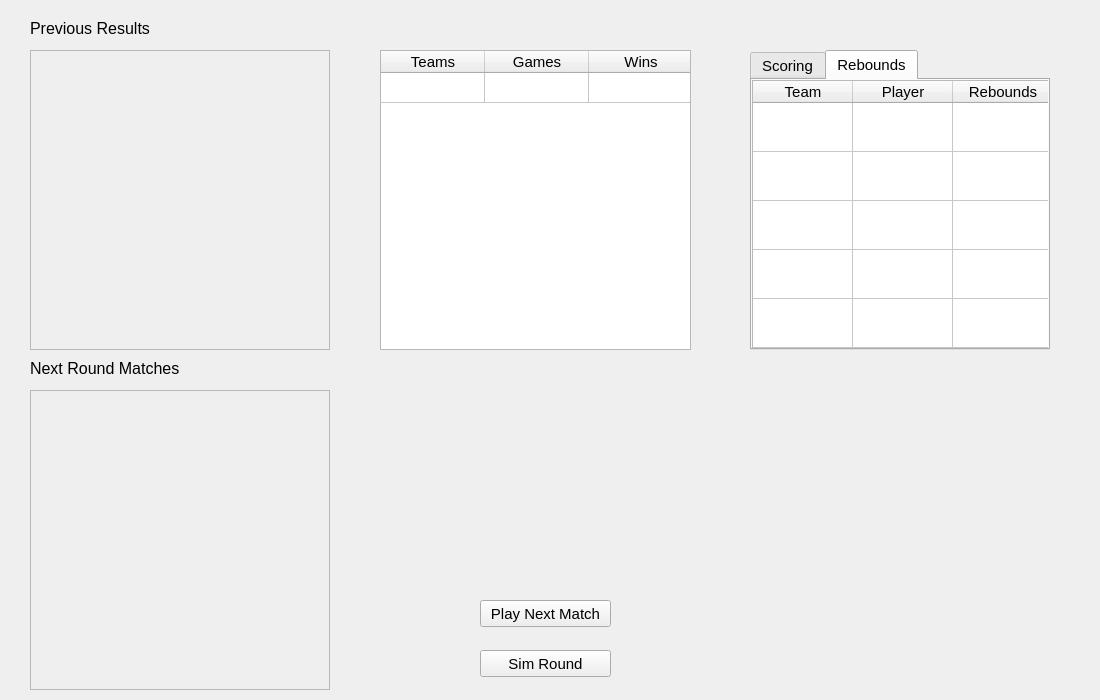
The window that LeagueScreen.ui (walsh06/BasketballManager) describes before a commit, drawn with Qt 5.
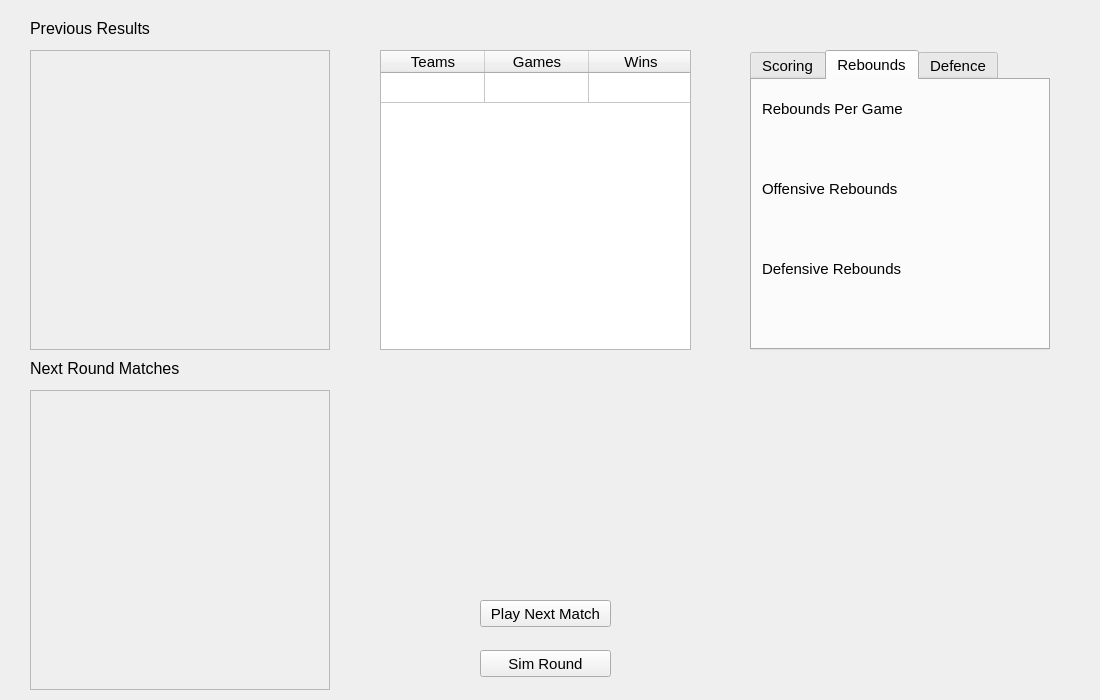
The same window after the commit. The open tabs and pages were chosen to show the change. Custom widgets are drawn as their Qt base class.

Commit message: Added rebound leaders

The edit to the form file:
```diff
--- a/LeagueScreen.ui
+++ b/LeagueScreen.ui
@@ -290,57 +290,89 @@
       <attribute name="title">
        <string>Rebounds</string>
       </attribute>
-      <widget class="QTableWidget" name="tableWidget_2">
+      <widget class="QLabel" name="drebLeader">
        <property name="geometry">
         <rect>
-         <x>0</x>
-         <y>0</y>
-         <width>300</width>
-         <height>275</height>
+         <x>10</x>
+         <y>220</y>
+         <width>231</width>
+         <height>17</height>
         </rect>
        </property>
-       <property name="verticalScrollBarPolicy">
-        <enum>Qt::ScrollBarAlwaysOff</enum>
+       <property name="text">
+        <string/>
        </property>
-       <property name="horizontalScrollBarPolicy">
-        <enum>Qt::ScrollBarAlwaysOff</enum>
+      </widget>
+      <widget class="QLabel" name="label_4">
+       <property name="geometry">
+        <rect>
+         <x>10</x>
+         <y>20</y>
+         <width>141</width>
+         <height>17</height>
+        </rect>
        </property>
-       <property name="rowCount">
-        <number>5</number>
+       <property name="text">
+        <string>Rebounds Per Game</string>
        </property>
-       <property name="columnCount">
-        <number>6</number>
+      </widget>
+      <widget class="QLabel" name="label_7">
+       <property name="geometry">
+        <rect>
+         <x>10</x>
+         <y>100</y>
+         <width>151</width>
+         <height>17</height>
+        </rect>
        </property>
-       <attribute name="verticalHeaderVisible">
-        <bool>false</bool>
-       </attribute>
-       <attribute name="verticalHeaderDefaultSectionSize">
-        <number>49</number>
-       </attribute>
-       <row/>
-       <row/>
-       <row/>
-       <row/>
-       <row/>
-       <column>
-        <property name="text">
-         <string>Team</string>
-        </property>
-       </column>
-       <column>
-        <property name="text">
-         <string>Player</string>
-        </property>
-       </column>
-       <column>
-        <property name="text">
-         <string>Rebounds</string>
-        </property>
-       </column>
-       <column/>
-       <column/>
-       <column/>
+       <property name="text">
+        <string>Offensive Rebounds</string>
+       </property>
       </widget>
+      <widget class="QLabel" name="orebLeader">
+       <property name="geometry">
+        <rect>
+         <x>10</x>
+         <y>140</y>
+         <width>231</width>
+         <height>17</height>
+        </rect>
+       </property>
+       <property name="text">
+        <string/>
+       </property>
+      </widget>
+      <widget class="QLabel" name="rebLeader">
+       <property name="geometry">
+        <rect>
+         <x>10</x>
+         <y>60</y>
+         <width>231</width>
+         <height>17</height>
+        </rect>
+       </property>
+       <property name="text">
+        <string/>
+       </property>
+      </widget>
+      <widget class="QLabel" name="label_8">
+       <property name="geometry">
+        <rect>
+         <x>10</x>
+         <y>180</y>
+         <width>151</width>
+         <height>17</height>
+        </rect>
+       </property>
+       <property name="text">
+        <string>Defensive Rebounds</string>
+       </property>
+      </widget>
+     </widget>
+     <widget class="QWidget" name="tab_3">
+      <attribute name="title">
+       <string>Defence</string>
+      </attribute>
      </widget>
     </widget>
    </widget>
```
Left out of the diff: 2 changed lines with no effect on the pictures. The commit also changes 3 other files.
